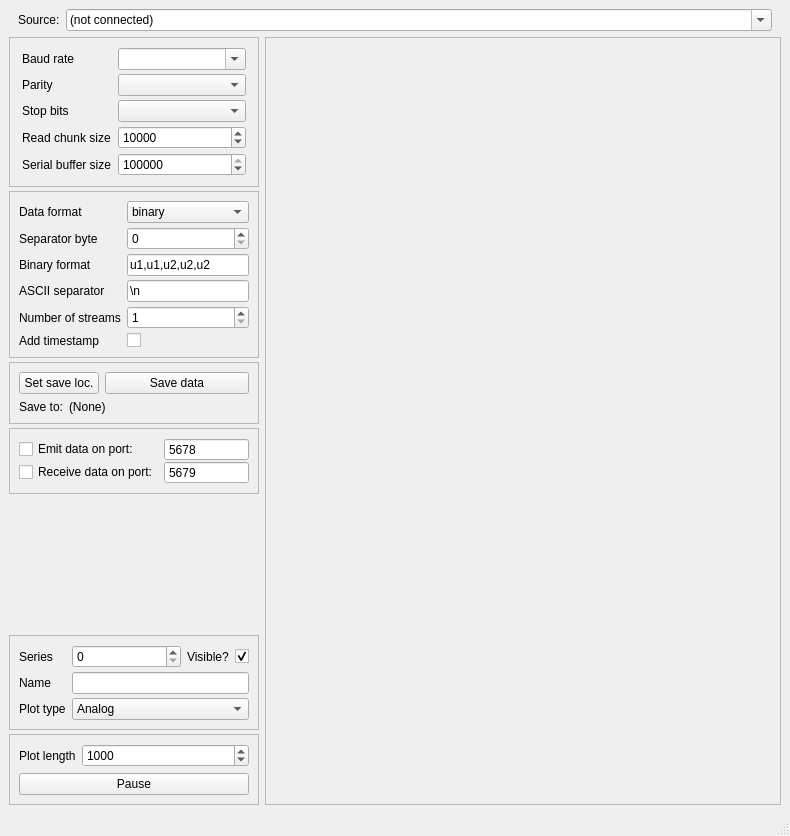
The window that src/splot/splot.ui (starfishneuroscience/splot) describes before a commit, drawn with Qt 5.
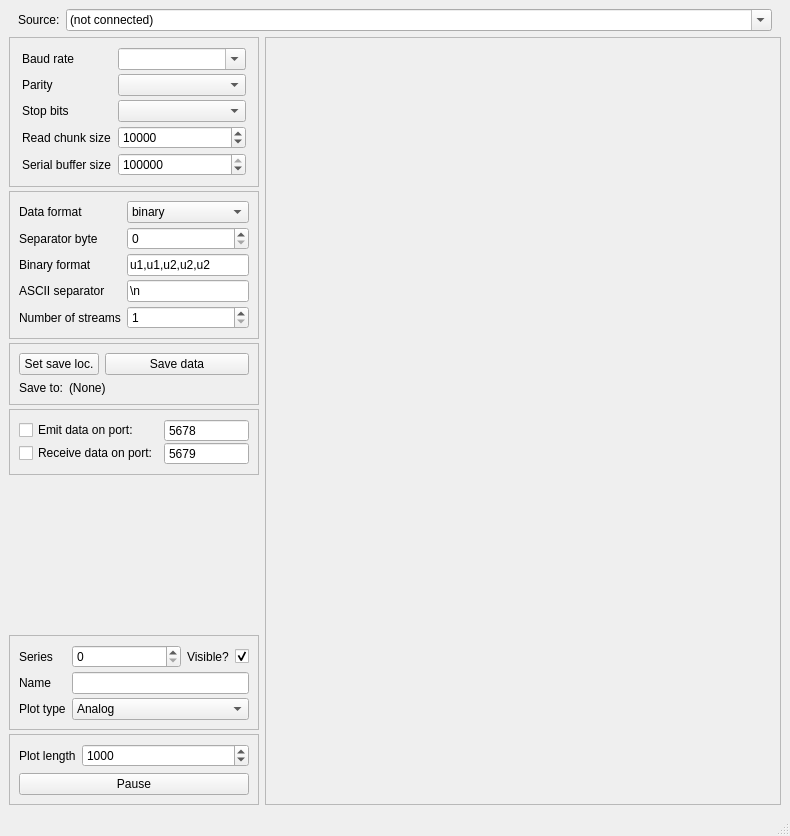
The same window after the commit.

Commit message: All messages always now explicitly include a timestamp (received) field

```diff
--- a/src/splot/splot.ui
+++ b/src/splot/splot.ui
@@ -429,16 +429,6 @@
                  </property>
                 </widget>
                </item>
-               <item row="5" column="0">
-                <widget class="QLabel" name="addTimestampLabel">
-                 <property name="text">
-                  <string>Add timestamp</string>
-                 </property>
-                </widget>
-               </item>
-               <item row="5" column="1">
-                <widget class="QCheckBox" name="addTimestampCheckBox"/>
-               </item>
               </layout>
              </widget>
             </item>
```
The commit also changes 2 other files.
